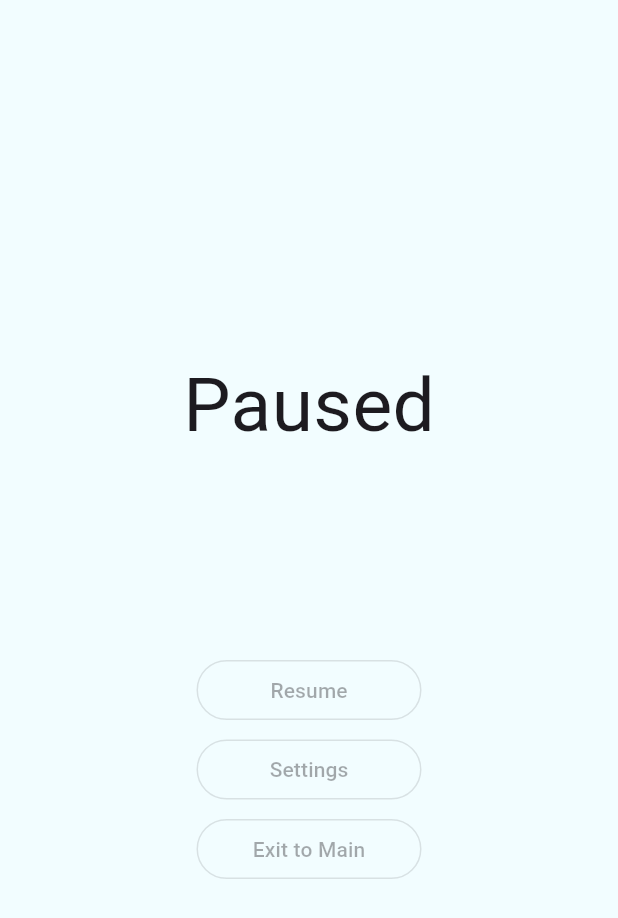
After one commit to Monowog/Eatmosphere, a Flutter app: the PauseMenu screen opened directly, on a phone screen of 412 x 824 dp. The commit adds this screen. Shown: the top 918 px of the screen. Run offline on Flutter 3.47's test engine with Material 3 defaults, Android fonts, the phone set to English and light mode, and no system bars; missing offline and left inert: flame, flame_tiled; statements that could not run were skipped.

Commit message:
Added Pause Menu

```diff
--- a/eatmosphere/lib/game/game.dart
+++ b/eatmosphere/lib/game/game.dart
@@ -3,11 +3,13 @@ import 'dart:async';
 import 'package:eatmosphere/game/routes/difficulty_selection.dart';
 import 'package:eatmosphere/game/routes/gameplay.dart';
 import 'package:eatmosphere/game/routes/main_menu.dart';
+import 'package:eatmosphere/game/routes/pause_menu.dart';
 import 'package:eatmosphere/game/routes/settings.dart';
+import 'package:flame/events.dart';
 import 'package:flame/game.dart';
 import 'package:flutter/widgets.dart' hide Route, OverlayRoute;
 
-class EatmosphereGame extends FlameGame {
+class EatmosphereGame extends FlameGame with HasKeyboardHandlerComponents {
   final musicValueNotifier = ValueNotifier(true);
   final sfxValueNotifier = ValueNotifier(true);
 
@@ -33,6 +35,16 @@ class EatmosphereGame extends FlameGame {
         onBackPressed: _popRoute,
       ),
     ),
+    PauseMenu.id: OverlayRoute(
+      (context, game) => PauseMenu(
+        onResumePressed: _resumeGame,
+        onSettingsPressed: () => _routeById(Settings.id),
+        onExitPressed: () {
+          _resumeGame();
+          _routeById(MainMenu.id);
+        },
+      ),
+    )
   };
 
   late final _router = RouterComponent(
@@ -56,8 +68,21 @@ class EatmosphereGame extends FlameGame {
   void _startLevel(int difficulty) {
     _router.pop();
     _router.pushReplacement(
-      Route(() => Gameplay(difficulty)),
+      Route(() => Gameplay(
+            difficulty,
+            onPausePressed: _pauseGame,
+          )),
       name: Gameplay.id,
     );
   }
+
+  void _pauseGame() {
+    _router.pushNamed(PauseMenu.id);
+    pauseEngine();
+  }
+
+  void _resumeGame() {
+    _router.pop();
+    resumeEngine();
+  }
 }
--- a/eatmosphere/lib/game/routes/gameplay.dart
+++ b/eatmosphere/lib/game/routes/gameplay.dart
@@ -1,18 +1,32 @@
 import 'dart:async';
+import 'dart:ui';
 
 import 'package:flame/components.dart';
 import 'package:flame_tiled/flame_tiled.dart';
+import 'package:flutter/services.dart';
 
-class Gameplay extends Component {
-  Gameplay(this.difficulty);
+class Gameplay extends Component with KeyboardHandler {
+  Gameplay(
+    this.difficulty, {
+    this.onPausePressed,
+  });
 
   static const id = 'Gameplay';
 
   final int difficulty;
+  final VoidCallback? onPausePressed;
 
   @override
   Future<void> onLoad() async {
-    final map = await TiledComponent.load('background.tmx', Vector2.all(16));
+    final map = await TiledComponent.load('background.tmx', Vector2.all(48));
     await add(map);
   }
+
+  @override
+  bool onKeyEvent(RawKeyEvent event, Set<LogicalKeyboardKey> keysPressed) {
+    if (keysPressed.contains(LogicalKeyboardKey.escape)) {
+      onPausePressed?.call();
+    }
+    return super.onKeyEvent(event, keysPressed);
+  }
 }
--- /dev/null
+++ b/eatmosphere/lib/game/routes/pause_menu.dart
@@ -0,0 +1,55 @@
+import 'package:flame/components.dart';
+import 'package:flutter/material.dart';
+
+class PauseMenu extends StatelessWidget {
+  const PauseMenu(
+      {super.key,
+      this.onResumePressed,
+      this.onSettingsPressed,
+      this.onExitPressed});
+
+  static const id = 'PauseMenu';
+
+  final VoidCallback? onResumePressed;
+  final VoidCallback? onSettingsPressed;
+  final VoidCallback? onExitPressed;
+
+  @override
+  Widget build(BuildContext context) {
+    return Scaffold(
+      backgroundColor: Color.fromARGB(94, 220, 250, 255),
+      body: Center(
+          child: Column(
+        mainAxisAlignment: MainAxisAlignment.center,
+        children: [
+          const Text(
+            'Paused',
+            style: TextStyle(fontSize: 50),
+          ),
+          const SizedBox(height: 130),
+          SizedBox(
+            width: 150,
+            child: OutlinedButton(
+                onPressed: onResumePressed, child: const Text('Resume')),
+          ),
+          const SizedBox(height: 5),
+          SizedBox(
+            width: 150,
+            child: OutlinedButton(
+              onPressed: onSettingsPressed,
+              child: const Text('Settings'),
+            ),
+          ),
+          const SizedBox(height: 5),
+          SizedBox(
+            width: 150,
+            child: OutlinedButton(
+              onPressed: onExitPressed,
+              child: const Text('Exit to Main'),
+            ),
+          ),
+        ],
+      )),
+    );
+  }
+}
```
